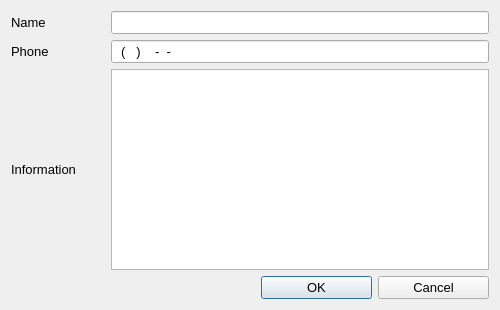
Old version of the form dialognewcontact.ui in the repository realshuncle/Phonebook.
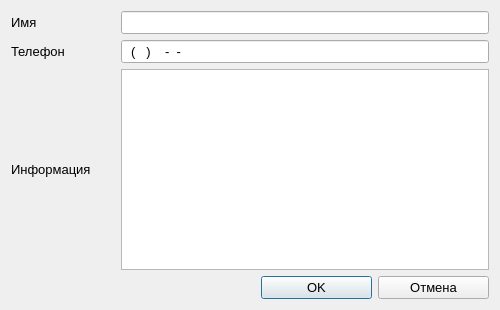
New version of the form.

The edit to the form file:
```diff
--- a/dialognewcontact.ui
+++ b/dialognewcontact.ui
@@ -50,7 +50,7 @@
         </font>
        </property>
        <property name="text">
-        <string>Name</string>
+        <string>Имя</string>
        </property>
       </widget>
      </item>
@@ -64,7 +64,7 @@
        </property>
        <property name="minimumSize">
         <size>
-         <width>378</width>
+         <width>368</width>
          <height>0</height>
         </size>
        </property>
@@ -87,7 +87,7 @@
         </font>
        </property>
        <property name="text">
-        <string>Phone</string>
+        <string>Телефон</string>
        </property>
       </widget>
      </item>
@@ -101,7 +101,7 @@
        </property>
        <property name="minimumSize">
         <size>
-         <width>378</width>
+         <width>368</width>
          <height>0</height>
         </size>
        </property>
@@ -148,7 +148,7 @@
         </font>
        </property>
        <property name="text">
-        <string>Information</string>
+        <string>Информация</string>
        </property>
       </widget>
      </item>
@@ -162,7 +162,7 @@
        </property>
        <property name="minimumSize">
         <size>
-         <width>378</width>
+         <width>368</width>
          <height>0</height>
         </size>
        </property>
@@ -208,7 +208,7 @@
         </sizepolicy>
        </property>
        <property name="text">
-        <string>Cancel</string>
+        <string>Отмена</string>
        </property>
       </widget>
      </item>
```
